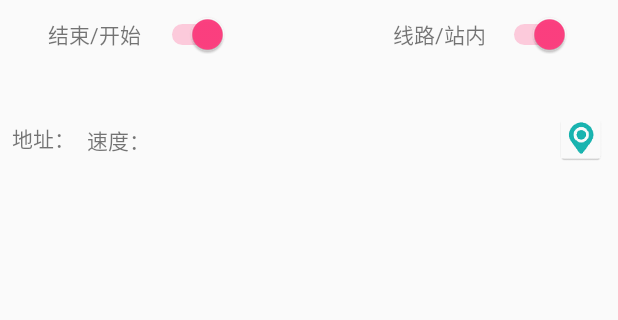
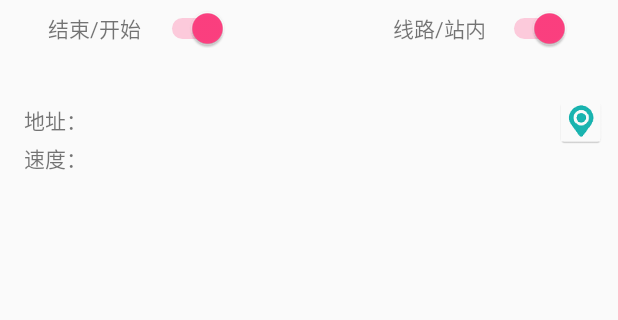
Before and after one commit to sandglasscao/QuakeMonitor, an Android app: the fragment MainFragment shown on its own in the app's theme, on a phone screen of 412 x 824 dp, the part 168-488 px from its top. Run offline under Robolectric (Android 15) with nearby library versions, the phone set to English and light mode, and no system bars.

Commit message:
1. fix the issue that speed value overlap the location icon. 2. tag the levels of waveforms instead of the marks. 3. fix the issue that marks do not response the thresholds changed in settings.

```diff
--- a/app/src/main/java/com/fcao/quakemonitor/FullScreenFragment.java
+++ b/app/src/main/java/com/fcao/quakemonitor/FullScreenFragment.java
@@ -37,7 +37,11 @@ public class FullScreenFragment extends Fragment implements OnClickListener{
     public View onCreateView(LayoutInflater inflater, @Nullable ViewGroup container, Bundle savedInstanceState) {
         getActivity().setRequestedOrientation(ActivityInfo.SCREEN_ORIENTATION_PORTRAIT);
         View view = inflater.inflate(R.layout.full_screen, container, false);
-        QuakeSurfaceView surfaceView = new QuakeSurfaceView(getActivity(), mParent.intervalTime, mParent.mThreshold, mParent.mRecords, mPos);
+        float thresholdlevel1, thresholdlevel2;
+        thresholdlevel1 = mParent.isOnPlatform ? mParent.mThreshold[0] : mParent.mThreshold[2];
+        thresholdlevel2 = mParent.isOnPlatform ? mParent.mThreshold[1] : mParent.mThreshold[3];
+        float[] threshold = {thresholdlevel1, thresholdlevel2};
+        QuakeSurfaceView surfaceView = new QuakeSurfaceView(getActivity(), threshold, mPos);
         RelativeLayout layout = view.findViewById(R.id.show_full_src);
         layout.addView(surfaceView);
         layout.setOnClickListener(this);
--- a/app/src/main/java/com/fcao/quakemonitor/QuakeListener.java
+++ b/app/src/main/java/com/fcao/quakemonitor/QuakeListener.java
@@ -98,6 +98,7 @@ public class QuakeListener implements SensorEventListener {
 
     // stop monitor the sensor accelerometer
     public void stop() {
+        flush();
         mParent.mLocClient.stop();
         mSensorManager.unregisterListener(this);
     }
--- a/app/src/main/res/layout/home.xml
+++ b/app/src/main/res/layout/home.xml
@@ -34,7 +34,7 @@
             android:layout_height="21dp"
             android:layout_marginLeft="32dp"
             android:layout_marginStart="32dp"
-            android:layout_marginTop="12dp"
+            android:layout_marginTop="8dp"
             android:text="@string/on_off"
             app:layout_constraintLeft_toLeftOf="parent"
             app:layout_constraintTop_toTopOf="parent"
@@ -84,11 +84,11 @@
             android:id="@+id/loc_msg"
             android:layout_width="wrap_content"
             android:layout_height="wrap_content"
-            android:layout_marginLeft="8dp"
+            android:layout_marginLeft="16dp"
             android:text="@string/addr_lbl"
             app:layout_constraintLeft_toLeftOf="parent"
             app:layout_constraintBottom_toBottomOf="parent"
-            android:layout_marginBottom="16dp"/>
+            android:layout_marginBottom="28dp"/>
 
         <TextView
             android:id="@+id/addr"
@@ -106,13 +106,10 @@
             android:layout_width="wrap_content"
             android:layout_height="wrap_content"
             android:text="@string/speed_lbl"
-            app:layout_constraintBottom_toBottomOf="@+id/addr"
-            android:layout_marginBottom="0dp"
-            app:layout_constraintTop_toTopOf="@+id/addr"
-            android:layout_marginTop="0dp"
-            app:layout_constraintVertical_bias="0.0"
-            app:layout_constraintLeft_toRightOf="@+id/addr"
-            android:layout_marginLeft="8dp"/>
+            android:layout_marginLeft="0dp"
+            app:layout_constraintLeft_toLeftOf="@+id/loc_msg"
+            android:layout_marginTop="4dp"
+            app:layout_constraintTop_toBottomOf="@+id/loc_msg"/>
 
         <TextView
             android:id="@+id/speed"
@@ -134,11 +131,11 @@
             android:layout_marginRight="8dp"
             android:src="@mipmap/ic_loc"
             android:visibility="visible"
-            app:layout_constraintBottom_toBottomOf="@+id/speed"
+            app:layout_constraintBottom_toBottomOf="@+id/addr"
             app:layout_constraintRight_toRightOf="parent"
-            app:layout_constraintTop_toTopOf="@+id/speed"
+            app:layout_constraintTop_toTopOf="@+id/addr"
             android:layout_marginTop="0dp"
-            app:layout_constraintVertical_bias="0.481"/>
+            app:layout_constraintVertical_bias="0.473"/>
 
     </android.support.constraint.ConstraintLayout>
 
```
Also changed, not shown: app/src/main/java/com/fcao/quakemonitor/QuakeActivity.java (+25 -10 lines), app/src/main/java/com/fcao/quakemonitor/QuakeSurfaceView.java (+21 -10 lines), app/src/main/res/layout/settings.xml (+4 -4 lines), app/src/main/res/values/strings.xml (+5 -2 lines).
